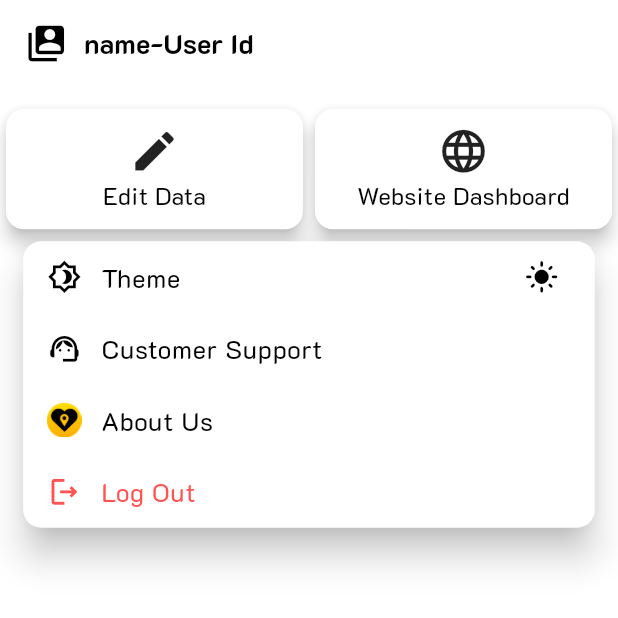
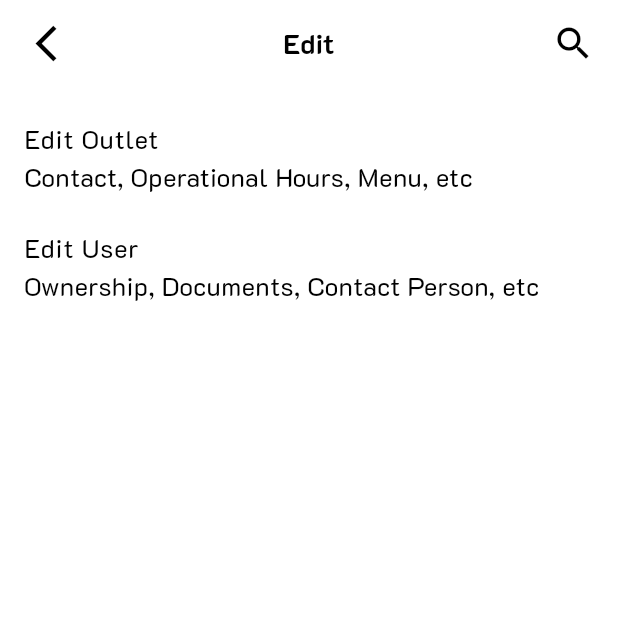
Before and after one commit to SAZProject/Kualiva-Merchant-MB, a Flutter app: the AccountScreen screen opened directly, after a tap on "Edit Data", on a phone screen of 412 x 824 dp, the top half of it. Run offline on Flutter 3.47's test engine with Material 3 defaults, Android fonts, the light colour scheme and no system bars; our stand-ins replace adaptive_theme, cached_network_image, carousel_slider, curved_navigation_bar, device_info_plus, easy_localization and 8 more.

Commit message:
0.0.11 Add Edit Screen and it's Modularized Widget

```diff
--- a/assets/translation/en.json
+++ b/assets/translation/en.json
@@ -159,5 +159,12 @@
         "tac": "Terms and Conditions",
         "privacy_policy": "Privacy Policy",
         "our_socials": "Visit Our Socials"
+    },
+    "edit_screen": {
+        "title": "Edit",
+        "edit_outlet": "Edit Outlet",
+        "edit_outlet_content": "Contact, Operational Hours, Menu, etc",
+        "edit_user": "Edit User",
+        "edit_user_content": "Ownership, Documents, Contact Person, etc"
     }
 }
--- a/lib/account/widget/account_top_section.dart
+++ b/lib/account/widget/account_top_section.dart
@@ -15,7 +15,7 @@ class AccountTopSection extends StatelessWidget {
             context,
             Icons.edit,
             context.tr("account.edit_data"),
-            () {},
+            () => Navigator.pushNamed(context, AppRoutes.editScreen),
           ),
           _buildSectionItem(
             context,
--- /dev/null
+++ b/lib/edit/edit_screen.dart
@@ -0,0 +1,97 @@
+import 'package:easy_localization/easy_localization.dart';
+import 'package:flutter/material.dart';
+import 'package:kualiva_merchant_mb/common/app_export.dart';
+import 'package:kualiva_merchant_mb/common/widget/custom_app_bar.dart';
+
+class EditScreen extends StatelessWidget {
+  const EditScreen({super.key});
+
+  @override
+  Widget build(BuildContext context) {
+    return SafeArea(
+      child: Scaffold(
+        appBar: _editAppBar(context),
+        body: _body(context),
+      ),
+    );
+  }
+
+  PreferredSizeWidget _editAppBar(BuildContext context) {
+    return CustomAppBar(
+      title: context.tr("edit_screen.title"),
+      centerTitle: true,
+      leadingIcon: Icons.arrow_back_ios_new,
+      onBackPressed: () => Navigator.pop(context),
+      actions: [
+        Padding(
+          padding: EdgeInsets.only(right: 5.h),
+          child: IconButton(
+            icon: Icon(
+              Icons.search,
+              size: 25.h,
+            ),
+            onPressed: () {},
+          ),
+        ),
+      ],
+    );
+  }
+
+  Widget _body(BuildContext context) {
+    return SizedBox(
+      width: double.maxFinite,
+      child: SingleChildScrollView(
+        child: Column(
+          children: [
+            _buildEditDataItem(
+              context,
+              0,
+              context.tr("edit_screen.edit_outlet"),
+              context.tr("edit_screen.edit_outlet_content"),
+              () {},
+            ),
+            _buildEditDataItem(
+              context,
+              1,
+              context.tr("edit_screen.edit_user"),
+              context.tr("edit_screen.edit_user_content"),
+              () {},
+            ),
+          ],
+        ),
+      ),
+    );
+  }
+
+  Widget _buildEditDataItem(
+    BuildContext context,
+    int index,
+    String title,
+    String subTitle,
+    Function()? onPressed,
+  ) {
+    return Padding(
+      padding: EdgeInsets.symmetric(vertical: 2.5.h),
+      child: SizedBox(
+        width: double.maxFinite,
+        child: ListTile(
+          dense: true,
+          visualDensity: VisualDensity.compact,
+          title: Text(
+            title,
+            style: CustomTextStyles(context)
+                .bodyMedium_15
+                .copyWith(color: theme(context).colorScheme.onPrimaryContainer),
+          ),
+          subtitle: Text(
+            subTitle,
+            style: CustomTextStyles(context)
+                .bodyMedium_15
+                .copyWith(color: theme(context).colorScheme.onPrimaryContainer),
+          ),
+          onTap: onPressed,
+        ),
+      ),
+    );
+  }
+}
--- a/lib/router.dart
+++ b/lib/router.dart
@@ -3,6 +3,7 @@ import 'package:kualiva_merchant_mb/account/about_us_screen.dart';
 import 'package:kualiva_merchant_mb/account/help_screen.dart';
 import 'package:kualiva_merchant_mb/auth/sign_in_screen.dart';
 import 'package:kualiva_merchant_mb/common/screen/coming_soon.dart';
+import 'package:kualiva_merchant_mb/edit/edit_screen.dart';
 import 'package:kualiva_merchant_mb/home/home_screen.dart';
 import 'package:kualiva_merchant_mb/layout/main_layout.dart';
 import 'package:kualiva_merchant_mb/splash/splash_screen.dart';
@@ -20,6 +21,8 @@ class AppRoutes {
   static const String helpScreen = "/help_screen";
 
   static const String aboutUsScreen = "/about_us_screen";
+
+  static const String editScreen = "/edit_screen";
 }
 
 Route<dynamic> generateRoute(RouteSettings routeSetting) {
@@ -54,6 +57,11 @@ Route<dynamic> generateRoute(RouteSettings routeSetting) {
           child: const AboutUsScreen(),
           type: PageTransitionType.rightToLeft,
           alignment: Alignment.center);
+    case AppRoutes.editScreen:
+      return PageTransition(
+          child: const EditScreen(),
+          type: PageTransitionType.rightToLeft,
+          alignment: Alignment.center);
     default:
       return PageTransition(
         child: const ComingSoon(),
```
Also changed, not shown: 1 other file.
